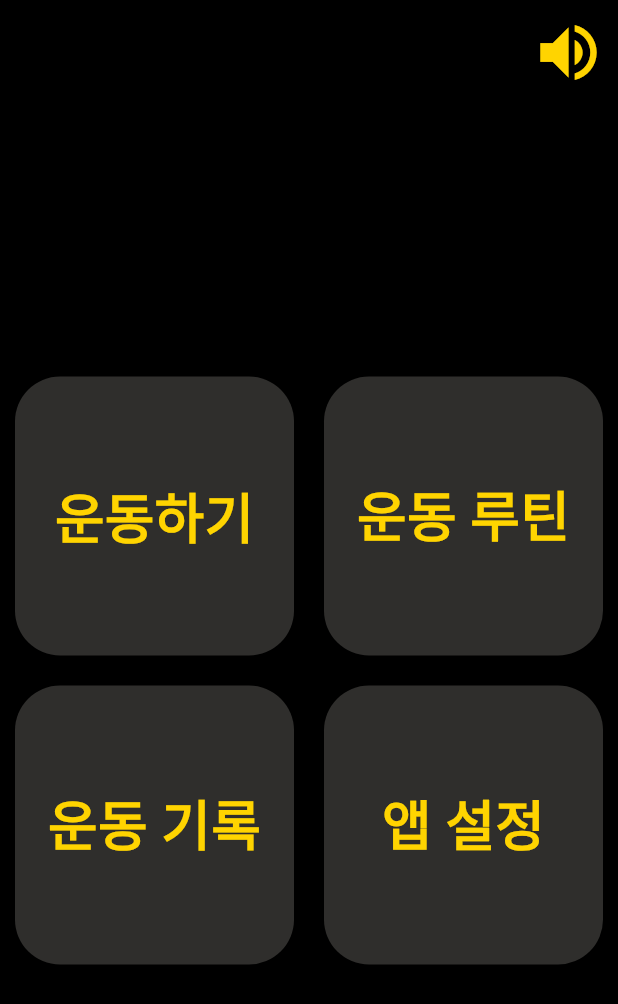
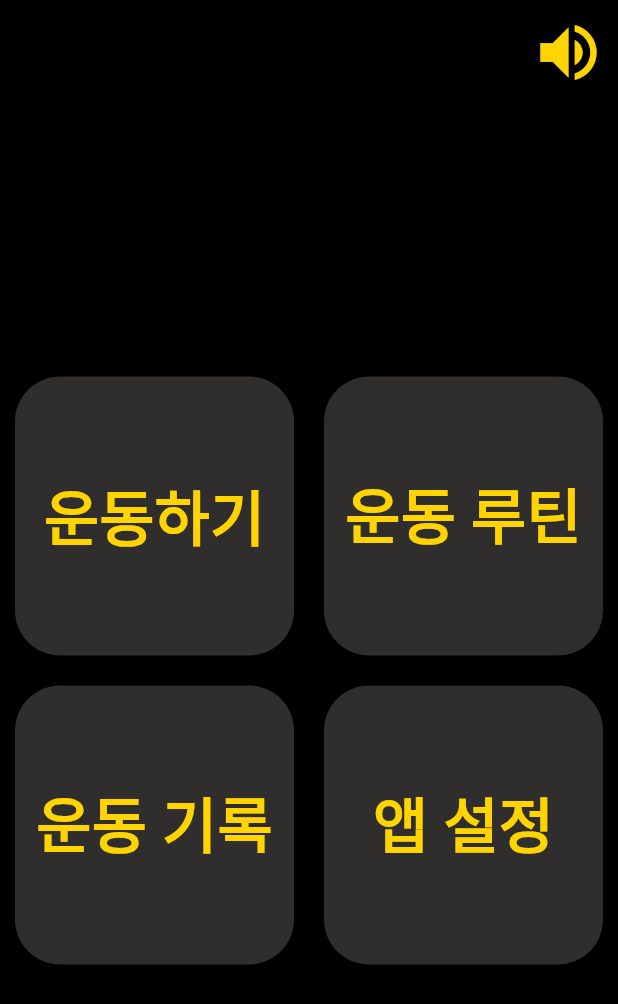
Before and after one commit to BeyondVision-NalBao/2024-BeyondVision-SolutionChallenge, a Flutter app: the screen it shows after launch, on a phone screen of 412 x 824 dp. Shown: the top 1004 px of the screen. Run offline on Flutter 3.47's test engine with Material 3 defaults, Android fonts, the phone set to English and light mode, and no system bars; our stand-ins replace camera, carousel_slider, fl_chart, table_calendar.

Commit message:
design: modify fontSize in homepage

```diff
--- a/lib/ui/home/widgets/home_grid_button.dart
+++ b/lib/ui/home/widgets/home_grid_button.dart
@@ -36,16 +36,13 @@ class HomeButton extends StatelessWidget {
                 MaterialPageRoute(builder: (context) => const Setting()));
           }
         },
-        child: Padding(
-          padding: const EdgeInsets.all(8.0),
         child: Center(
           child: Text(
             name,
             style: const TextStyle(
-                  fontSize: 36,
+                fontSize: 40,
                 color: Color(fontYellowColor),
                 fontWeight: FontWeight.bold),
-            ),
           ),
         ),
       ),
```
Lines whose indentation alone changed are shown as unchanged.
